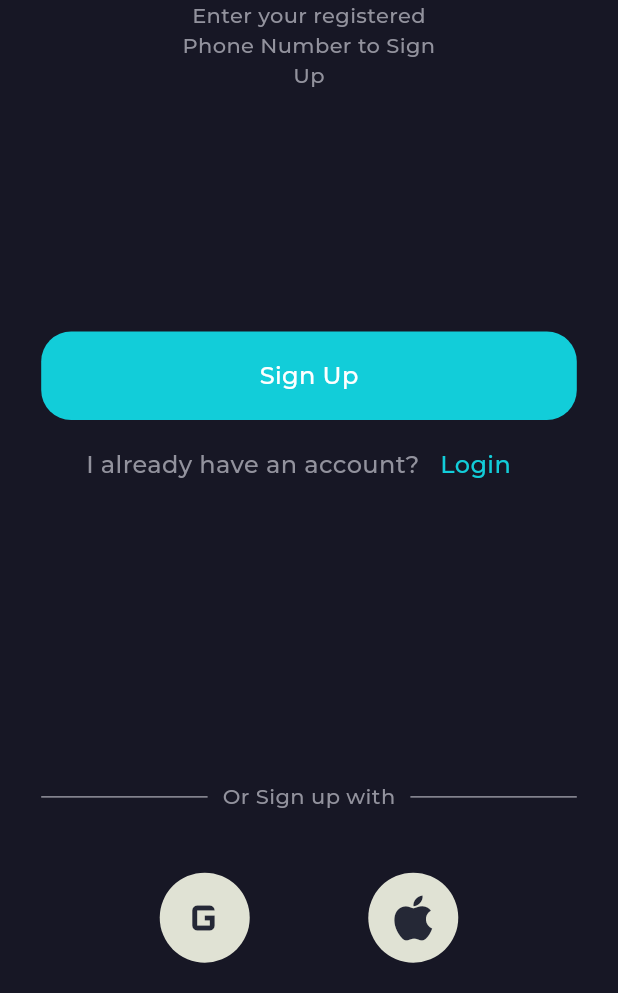
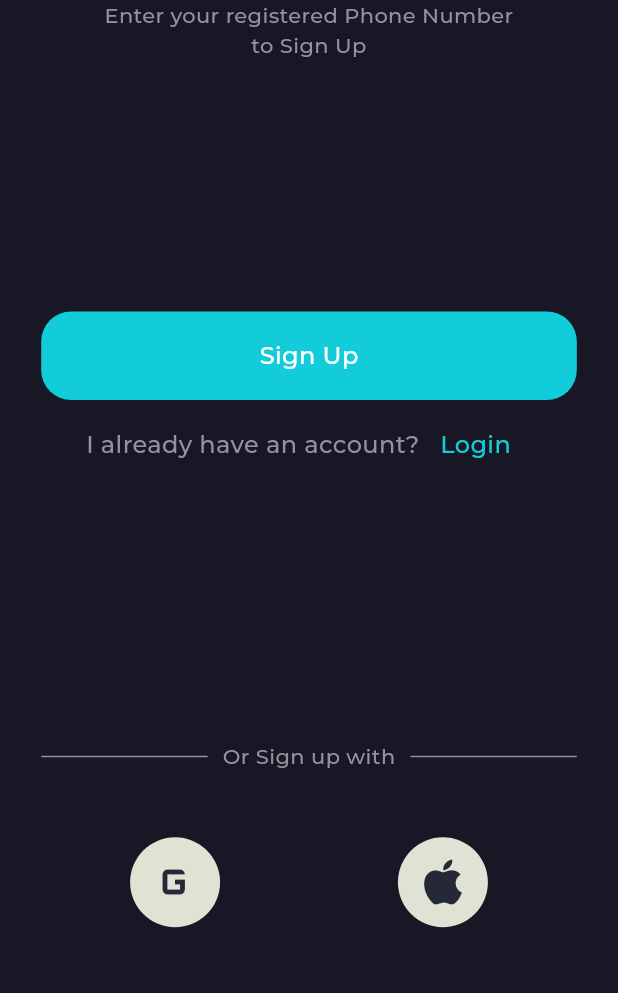
Before and after one commit to MriiKolya/cinemax_pet_project, a Flutter app: the screen it shows after launch, on a phone screen of 412 x 824 dp, the part 243-1236 px from its top. Run offline on Flutter 3.47's test engine with Material 3 defaults, Android fonts, the phone set to English and light mode, and no system bars; our stand-ins replace dartz, equatable, flutter_bloc, flutter_svg, freezed_annotation, go_router and 2 more; missing offline and left inert: storybook_flutter; project files that could hold a hidden picture were left out.

Commit message:
refactoring ui

```diff
--- a/client/lib/features/login_form/login_form.dart
+++ b/client/lib/features/login_form/login_form.dart
@@ -22,6 +22,7 @@ class LoginForm extends StatelessWidget {
             children: [
               const Spacer(),
               InputField(
+                keyboardType: TextInputType.emailAddress,
                 autovalidateMode: state.showErrorMessage == true
                     ? AutovalidateMode.always
                     : AutovalidateMode.disabled,
@@ -39,6 +40,7 @@ class LoginForm extends StatelessWidget {
               ),
               const SizedBox(height: 50),
               InputField(
+                keyboardType: TextInputType.visiblePassword,
                 validator: (_) => state.password.value.fold<String?>(
                   (f) => f.maybeMap<String?>(
                     invalidPasswordFormat: (_) => '*Invalid password format',
@@ -73,8 +75,6 @@ class LoginForm extends StatelessWidget {
                 },
               ),
               const Spacer(),
-              const Spacer(),
-              const Spacer(),
             ],
           ),
         );
--- a/client/lib/features/reset_password_form/reset_password_form.dart
+++ b/client/lib/features/reset_password_form/reset_password_form.dart
@@ -17,13 +17,14 @@ class ResetPasswordForm extends StatelessWidget {
           builder: (context, state) {
         return Column(
           crossAxisAlignment: CrossAxisAlignment.end,
+          mainAxisAlignment: MainAxisAlignment.spaceAround,
           children: [
-            const Spacer(),
             InputField(
               autovalidateMode: state.showErrorMessage == true
                   ? AutovalidateMode.always
                   : AutovalidateMode.disabled,
               labelText: 'Email Address',
+              keyboardType: TextInputType.emailAddress,
               validator: (_) => state.emailAddress.value.fold<String?>(
                 (f) => f.maybeMap<String?>(
                   invalidEmail: (_) => '*Invalid Email',
@@ -35,15 +36,12 @@ class ResetPasswordForm extends StatelessWidget {
               onChanged: (emal) =>
                   context.read<ResetPasswordCubit>().emailChanged(emal),
             ),
-            const Spacer(),
             CinemaxFilledButton(
               label: 'Next',
               onPressed: () async {
                 context.read<ResetPasswordCubit>().resetPasswordSubmitted();
               },
             ),
-            const Spacer(),
-            const Spacer(),
           ],
         );
       }, listener: (context, state) {
--- a/client/lib/screens/auth/sign_up/sing_up_screen.dart
+++ b/client/lib/screens/auth/sign_up/sing_up_screen.dart
@@ -32,7 +32,7 @@ class SignUpScreen extends StatelessWidget {
                 titleText: 'Let’s get started',
                 subTitleText: 'The latest movies and series are here',
               ),
-              SingUpForm(),
+              Expanded(child: SingUpForm()),
             ],
           ),
         ),
--- a/client/lib/screens/auth/welcome/welcome_screen.dart
+++ b/client/lib/screens/auth/welcome/welcome_screen.dart
@@ -1,14 +1,11 @@
 import 'package:client/config/router/app_router_name.dart';
-import 'package:client/core/extension/font_weight_extension.dart';
 import 'package:client/screens/auth/welcome/widgets/message_login.dart';
-import 'package:client/screens/auth/welcome/widgets/social_icon.dart';
+import 'package:client/screens/auth/welcome/widgets/or_sing_up_with.dart';
 import 'package:client/screens/auth/widgets/title_sing_up.dart';
 import 'package:flutter/material.dart';
 import 'package:go_router/go_router.dart';
 import 'package:ui_kit/component/buttons/cinemax_filled_button.dart';
 import 'package:ui_kit/component/logo/cinemax_logo.dart';
-import 'package:ui_kit/theme/color_scheme.dart';
-import 'package:ui_kit/theme/theme_context_extention.dart';
 
 class WelcomeScreen extends StatelessWidget {
   const WelcomeScreen({super.key});
@@ -29,7 +26,8 @@ class WelcomeScreen extends StatelessWidget {
                     const CinemaxLogo(),
                     Padding(
                       padding: EdgeInsets.symmetric(
-                          horizontal: constraints.maxWidth / 5),
+                        horizontal: constraints.maxWidth / 10,
+                      ),
                       child: const TitleForScreen(
                         titleText: 'CINEMAX',
                         subTitleText:
@@ -45,44 +43,7 @@ class WelcomeScreen extends StatelessWidget {
                 ),
                 const MessageLogin(),
                 const Spacer(),
-                Expanded(
-                  child: Column(
-                    mainAxisAlignment: MainAxisAlignment.spaceAround,
-                    children: [
-                      Row(
-                        children: [
-                          Expanded(child: Divider(color: TextColor.grey)),
-                          Padding(
-                            padding: const EdgeInsets.symmetric(horizontal: 10),
-                            child: Text(
-                              'Or Sign up with',
-                              style: context.textStyle.h5.copyWith(
-                                color: TextColor.grey,
-                                fontWeight: FontWeightStyle.regular.fontWeight,
-                              ),
-                            ),
-                          ),
-                          Expanded(child: Divider(color: TextColor.grey)),
-                        ],
-                      ),
-                      const Row(
-                        mainAxisAlignment: MainAxisAlignment.spaceEvenly,
-                        children: [
-                          SocialIcon(
-                            icon: Icons.g_mobiledata,
-                            width: 60,
-                            height: 60,
-                          ),
-                          SocialIcon(
-                            icon: Icons.apple,
-                            width: 60,
-                            height: 60,
-                          ),
-                        ],
-                      ),
-                    ],
-                  ),
-                ),
+                const Expanded(child: SignUpWith()),
               ],
             ),
           ),
--- /dev/null
+++ b/client/lib/screens/auth/welcome/widgets/or_sing_up_with.dart
@@ -0,0 +1,51 @@
+import 'package:client/core/extension/font_weight_extension.dart';
+import 'package:client/screens/auth/welcome/widgets/social_icon.dart';
+import 'package:flutter/material.dart';
+import 'package:ui_kit/theme/color_scheme.dart';
+import 'package:ui_kit/theme/theme_context_extention.dart';
+
+class SignUpWith extends StatelessWidget {
+  const SignUpWith({super.key});
+
+  @override
+  Widget build(BuildContext context) {
+    return Column(
+      mainAxisAlignment: MainAxisAlignment.spaceAround,
+      children: [
+        Row(
+          children: [
+            Expanded(child: Divider(color: TextColor.grey)),
+            Padding(
+              padding: const EdgeInsets.symmetric(horizontal: 10),
+              child: Text(
+                'Or Sign up with',
+                style: context.textStyle.h5.copyWith(
+                  color: TextColor.grey,
+                  fontWeight: FontWeightStyle.regular.fontWeight,
+                ),
+              ),
+            ),
+            Expanded(child: Divider(color: TextColor.grey)),
+          ],
+        ),
+        const Spacer(),
+        const Row(
+          mainAxisAlignment: MainAxisAlignment.spaceAround,
+          children: [
+            SocialIcon(
+              icon: Icons.g_mobiledata,
+              width: 60,
+              height: 60,
+            ),
+            SocialIcon(
+              icon: Icons.apple,
+              width: 60,
+              height: 60,
+            ),
+          ],
+        ),
+        const Spacer(),
+      ],
+    );
+  }
+}
```
Also changed, not shown: client/lib/features/sign_up_form/sign_up_form.dart (+4 -3 lines), client/lib/screens/auth/reset_password/reset_password_screen.dart (+9 -16 lines), client/lib/screens/auth/reset_password/verification_email/verification_email_screen.dart (+11 -16 lines), ui_kit/lib/component_style/input_field_style/input_field_style.dart (+8 -8 lines).
